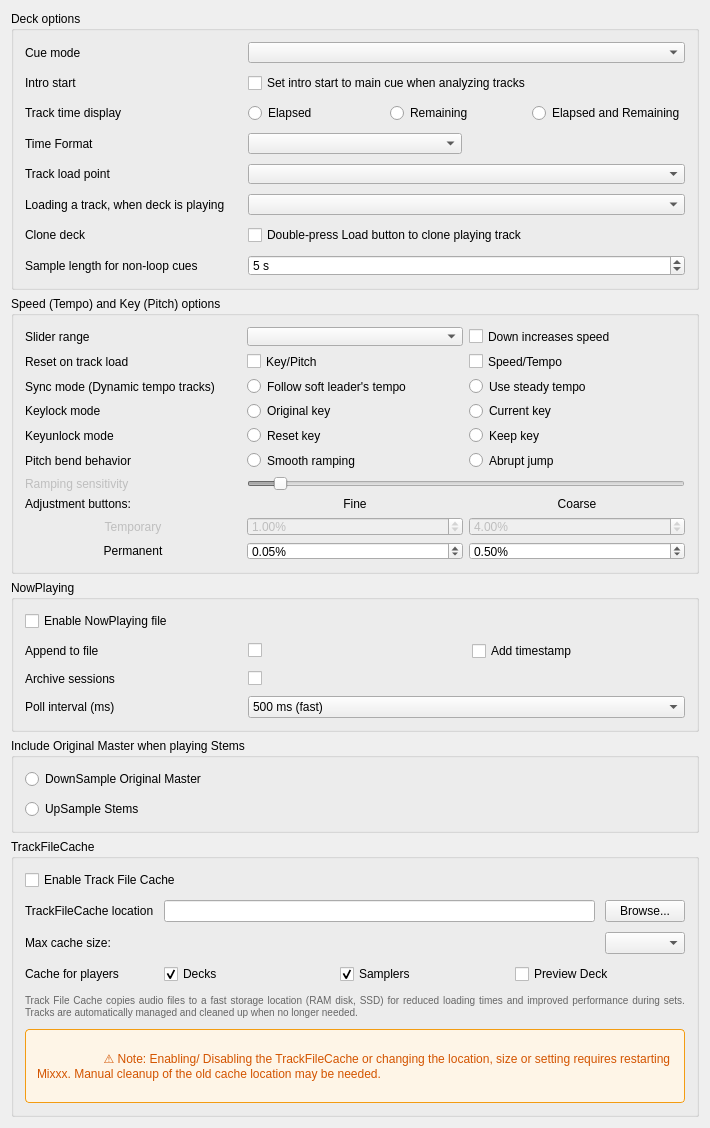
This is src/preferences/dialog/dlgprefdeckdlg.ui in Eve00000/mixxx as Qt 5 draws it before an edit. The edited form follows.
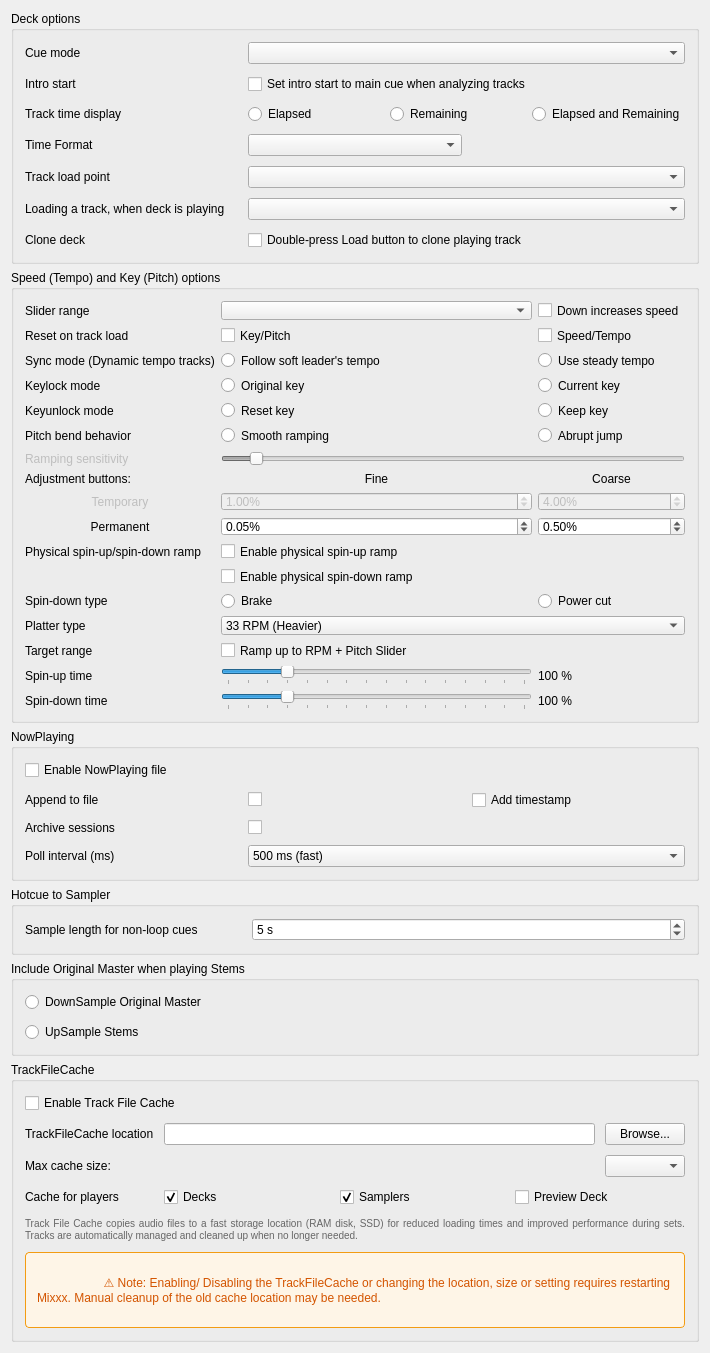
This is the edited form.

Patch:
```diff
--- a/src/preferences/dialog/dlgprefdeckdlg.ui
+++ b/src/preferences/dialog/dlgprefdeckdlg.ui
@@ -197,41 +197,6 @@
                 </property>
               </widget>
             </item>
-            <item row="7" column="0">
-              <widget class="QLabel" name="labelNonLoopSampleLength">
-                <property name="text">
-                  <string>Sample length for non-loop cues</string>
-                </property>
-                <property name="buddy">
-                  <cstring>spinBoxNonLoopSampleLength</cstring>
-                </property>
-              </widget>
-            </item>
-            <item row="7" column="1" colspan="2">
-              <widget class="QSpinBox" name="spinBoxNonLoopSampleLength">
-                <property name="toolTip">
-                  <string>
-                    When exporting a plain hotcue (not a loop) as a sample, use this duration.
-                    The default is 5 seconds.
-                  </string>
-                </property>
-                <property name="suffix">
-                  <string> s</string>
-                </property>
-                <property name="minimum">
-                  <number>1</number>
-                </property>
-                <property name="maximum">
-                  <number>60</number>
-                </property>
-                <property name="singleStep">
-                  <number>1</number>
-                </property>
-                <property name="value">
-                  <number>5</number>
-                </property>
-              </widget>
-            </item>
           </layout>
         </widget>
       </item>
@@ -679,6 +644,211 @@
                     </property>
                   </widget>
                 </item>
+
+                <!-- New Physical Spin-up Ramp Settings -->
+                <item row="12" column="0">
+                  <widget class="QLabel" name="labelPhysicalRamp">
+                    <property name="text">
+                      <string>Physical spin-up/spin-down ramp</string>
+                    </property>
+                    <property name="buddy">
+                      <cstring>checkBoxRampUpEnabled</cstring>
+                    </property>
+                  </widget>
+                </item>
+                <item row="12" column="1" colspan="2">
+                  <widget class="QCheckBox" name="checkBoxRampUpEnabled">
+                    <property name="text">
+                      <string>Enable physical spin-up ramp</string>
+                    </property>
+                  </widget>
+                </item>
+                <item row="13" column="1" colspan="2">
+                  <widget class="QCheckBox" name="checkBoxRampDownEnabled">
+                    <property name="text">
+                      <string>Enable physical spin-down ramp</string>
+                    </property>
+                  </widget>
+                </item>
+                <item row="14" column="0">
+                  <widget class="QLabel" name="labelRampDownMode">
+                    <property name="text">
+                      <string>Spin-down type</string>
+                    </property>
+                    <property name="buddy">
+                      <cstring>radioButtonRampDownBrake</cstring>
+                    </property>
+                  </widget>
+                </item>
+                <item row="14" column="1">
+                  <widget class="QRadioButton" name="radioButtonRampDownBrake">
+                    <property name="toolTip">
+                      <string>Stop button: the electronic brake stops the platter quickly</string>
+                    </property>
+                    <property name="text">
+                      <string>Brake</string>
+                    </property>
+                    <attribute name="buttonGroup">
+                      <string notr="true">buttonGroupRampDownMode</string>
+                    </attribute>
+                  </widget>
+                </item>
+                <item row="14" column="2">
+                  <widget class="QRadioButton" name="radioButtonRampDownPowerCut">
+                    <property name="toolTip">
+                      <string>Power switch off: no brake, the platter coasts slowly to a standstill</string>
+                    </property>
+                    <property name="text">
+                      <string>Power cut</string>
+                    </property>
+                    <attribute name="buttonGroup">
+                      <string notr="true">buttonGroupRampDownMode</string>
+                    </attribute>
+                  </widget>
+                </item>
+                <item row="15" column="0">
+                  <widget class="QLabel" name="labelRampMode">
+                    <property name="text">
+                      <string>Platter type</string>
+                    </property>
+                    <property name="buddy">
+                      <cstring>comboBoxRampUpMode</cstring>
+                    </property>
+                  </widget>
+                </item>
+                <item row="15" column="1" colspan="2">
+                  <widget class="QComboBox" name="comboBoxRampUpMode">
+                    <item>
+                      <property name="text">
+                        <string>33 RPM (Heavier)</string>
+                      </property>
+                    </item>
+                    <item>
+                      <property name="text">
+                        <string>45 RPM (Lighter)</string>
+                      </property>
+                    </item>
+                  </widget>
+                </item>
+                <item row="16" column="0">
+                  <widget class="QLabel" name="labelRampPitchRange">
+                    <property name="text">
+                      <string>Target range</string>
+                    </property>
+                    <property name="buddy">
+                      <cstring>checkBoxRampUpIncludePitch</cstring>
+                    </property>
+                  </widget>
+                </item>
+                <item row="16" column="1" colspan="2">
+                  <widget class="QCheckBox" name="checkBoxRampUpIncludePitch">
+                    <property name="text">
+                      <string>Ramp up to RPM + Pitch Slider</string>
+                    </property>
+                  </widget>
+                </item>
+                <item row="17" column="0">
+                  <widget class="QLabel" name="labelRampUpTime">
+                    <property name="text">
+                      <string>Spin-up time</string>
+                    </property>
+                    <property name="buddy">
+                      <cstring>sliderRampUpTime</cstring>
+                    </property>
+                  </widget>
+                </item>
+                <item row="17" column="1">
+                  <widget class="QSlider" name="sliderRampUpTime">
+                    <property name="toolTip">
+                      <string>
+                        Time the platter needs to reach its speed after pressing Play.
+                        100 % is a Technics SL-1210. 25 % starts 4x faster, 400 % 4x slower.
+                      </string>
+                    </property>
+                    <property name="minimum">
+                      <number>25</number>
+                    </property>
+                    <property name="maximum">
+                      <number>400</number>
+                    </property>
+                    <property name="singleStep">
+                      <number>5</number>
+                    </property>
+                    <property name="pageStep">
+                      <number>25</number>
+                    </property>
+                    <property name="value">
+                      <number>100</number>
+                    </property>
+                    <property name="orientation">
+                      <enum>Qt::Horizontal</enum>
+                    </property>
+                    <property name="tickPosition">
+                      <enum>QSlider::TicksBelow</enum>
+                    </property>
+                    <property name="tickInterval">
+                      <number>25</number>
+                    </property>
+                  </widget>
+                </item>
+                <item row="17" column="2">
+                  <widget class="QLabel" name="labelRampUpTimeValue">
+                    <property name="text">
+                      <string notr="true">100 %</string>
+                    </property>
+                  </widget>
+                </item>
+                <item row="18" column="0">
+                  <widget class="QLabel" name="labelRampDownTime">
+                    <property name="text">
+                      <string>Spin-down time</string>
+                    </property>
+                    <property name="buddy">
+                      <cstring>sliderRampDownTime</cstring>
+                    </property>
+                  </widget>
+                </item>
+                <item row="18" column="1">
+                  <widget class="QSlider" name="sliderRampDownTime">
+                    <property name="toolTip">
+                      <string>
+                        Time the platter needs to stop after pressing Pause, for both brake and power cut.
+                        100 % is a Technics SL-1210. 25 % stops 4x faster, 400 % 4x slower.
+                      </string>
+                    </property>
+                    <property name="minimum">
+                      <number>25</number>
+                    </property>
+                    <property name="maximum">
+                      <number>400</number>
+                    </property>
+                    <property name="singleStep">
+                      <number>5</number>
+                    </property>
+                    <property name="pageStep">
+                      <number>25</number>
+                    </property>
+                    <property name="value">
+                      <number>100</number>
+                    </property>
+                    <property name="orientation">
+                      <enum>Qt::Horizontal</enum>
+                    </property>
+                    <property name="tickPosition">
+                      <enum>QSlider::TicksBelow</enum>
+                    </property>
+                    <property name="tickInterval">
+                      <number>25</number>
+                    </property>
+                  </widget>
+                </item>
+                <item row="18" column="2">
+                  <widget class="QLabel" name="labelRampDownTimeValue">
+                    <property name="text">
+                      <string notr="true">100 %</string>
+                    </property>
+                  </widget>
+                </item>
               </layout>
             </item>
           </layout>
@@ -777,6 +947,57 @@
       </item>
 
       <item row="3" column="0">
+        <widget class="QGroupBox" name="groupBoxLoopSampleLength">
+          <property name="title">
+            <string>Hotcue to Sampler</string>
+          </property>
+          <layout class="QGridLayout" name="gridLayoutLoopSampleLength">
+            <property name="spacing">
+              <number>10</number>
+            </property>
+            <property name="spacing">
+              <number>10</number>
+            </property>
+            <item row="0" column="0" colspan="3">
+              <widget class="QLabel" name="labelNonLoopSampleLength">
+                <property name="text">
+                  <string>Sample length for non-loop cues</string>
+                </property>
+                <property name="buddy">
+                  <cstring>spinBoxNonLoopSampleLength</cstring>
+                </property>
+              </widget>
+            </item>
+            <item row="0" column="1" colspan="2">
+              <widget class="QSpinBox" name="spinBoxNonLoopSampleLength">
+                <property name="toolTip">
+                  <string>
+                    When exporting a plain hotcue (not a loop) as a sample, use this duration.
+                    The default is 5 seconds.
+                  </string>
+                </property>
+                <property name="suffix">
+                  <string> s</string>
+                </property>
+                <property name="minimum">
+                  <number>1</number>
+                </property>
+                <property name="maximum">
+                  <number>60</number>
+                </property>
+                <property name="singleStep">
+                  <number>1</number>
+                </property>
+                <property name="value">
+                  <number>5</number>
+                </property>
+              </widget>
+            </item>
+          </layout>
+        </widget>
+      </item>
+
+      <item row="4" column="0">
         <widget class="QGroupBox" name="groupBoxIncludeOriginalMasterWhenPlayingStems">
           <property name="title">
             <string>Include Original Master when playing Stems</string>
@@ -809,7 +1030,7 @@
         </widget>
       </item>
 
-      <item row="4" column="0">
+      <item row="5" column="0">
         <widget class="QGroupBox" name="groupBoxTrackFileCache">
           <property name="title">
             <string>TrackFileCache</string>
```
Left out of the diff: 6 changed lines with no effect on the pictures.
